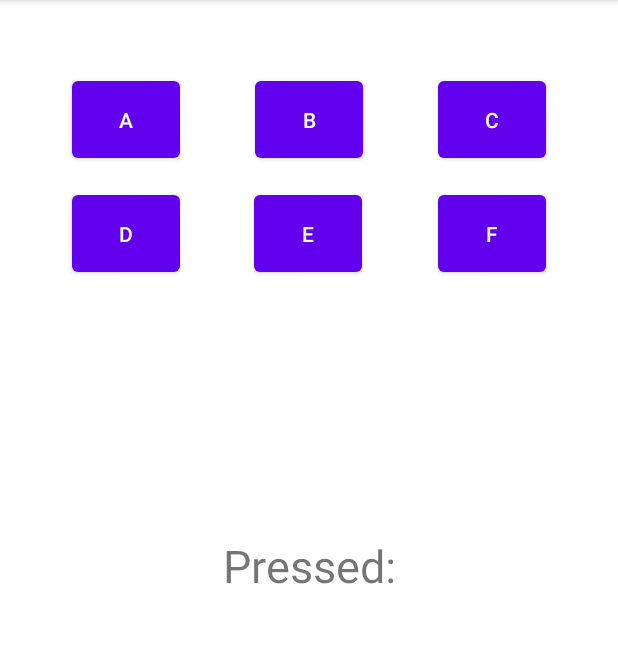
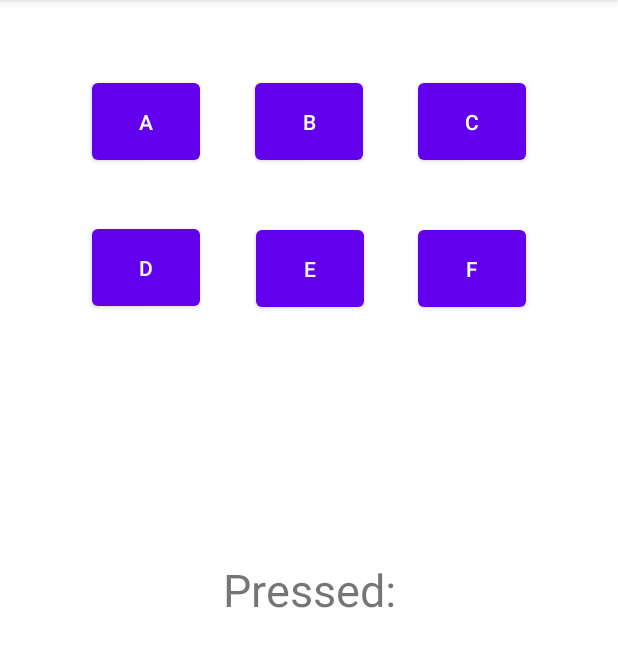
Before and after one commit to tobyatgithub/cs5520MobileAppDesign, an Android app: the Clicky screen opened directly, with no data from a screen before it, on a phone screen of 412 x 824 dp, the part 84-751 px from its top. Run offline under Robolectric (Android 15) with nearby library versions, the light colour scheme and no system bars.

Commit message:
fix constrain of button D to make it consistent with others. Fix constrains of DEF to avoid overlapping at landscape mode.

```diff
--- a/NUMAD2021Spring-FangyuanHuang/app/src/main/res/layout/activity_clicky.xml
+++ b/NUMAD2021Spring-FangyuanHuang/app/src/main/res/layout/activity_clicky.xml
@@ -9,68 +9,79 @@
         android:id="@+id/E"
         android:layout_width="72dp"
         android:layout_height="63dp"
-        android:layout_marginTop="124dp"
         android:onClick="ClickyClickE"
         android:text="E"
+        app:layout_constraintBottom_toBottomOf="parent"
         app:layout_constraintEnd_toEndOf="parent"
-        app:layout_constraintHorizontal_bias="0.498"
+        app:layout_constraintHorizontal_bias="0.501"
         app:layout_constraintStart_toStartOf="parent"
-        app:layout_constraintTop_toTopOf="parent" />
+        app:layout_constraintTop_toBottomOf="@+id/BtnB"
+        app:layout_constraintVertical_bias="0.059" />
 
     <Button
         android:id="@+id/BtnF"
         android:layout_width="72dp"
         android:layout_height="63dp"
-        android:layout_marginTop="124dp"
-        android:layout_marginEnd="48dp"
+        android:onClick="ClickyClickF"
         android:text="F"
-        android:onClick="ClickyClickF"
+        app:layout_constraintBottom_toBottomOf="parent"
         app:layout_constraintEnd_toEndOf="parent"
-        app:layout_constraintTop_toTopOf="parent" />
+        app:layout_constraintHorizontal_bias="0.82"
+        app:layout_constraintStart_toStartOf="parent"
+        app:layout_constraintTop_toBottomOf="@+id/BtnC"
+        app:layout_constraintVertical_bias="0.059" />
 
     <Button
         android:id="@+id/BtnD"
         android:layout_width="72dp"
         android:layout_height="63dp"
-        android:layout_marginStart="48dp"
-        android:layout_marginTop="124dp"
+        android:onClick="ClickyClickD"
         android:text="D"
-        android:onClick="ClickyClickD"
+        app:layout_constraintBottom_toBottomOf="parent"
+        app:layout_constraintEnd_toEndOf="parent"
+        app:layout_constraintHorizontal_bias="0.18"
         app:layout_constraintStart_toStartOf="parent"
-        app:layout_constraintTop_toTopOf="parent" />
+        app:layout_constraintTop_toBottomOf="@+id/BtnA"
+        app:layout_constraintVertical_bias="0.057" />
 
     <Button
         android:id="@+id/BtnC"
         android:layout_width="72dp"
         android:layout_height="63dp"
-        android:layout_marginTop="48dp"
-        android:layout_marginEnd="48dp"
+        android:onClick="ClickyClickC"
         android:text="C"
-        android:onClick="ClickyClickC"
+        app:layout_constraintBottom_toBottomOf="parent"
         app:layout_constraintEnd_toEndOf="parent"
-        app:layout_constraintTop_toTopOf="parent" />
+        app:layout_constraintHorizontal_bias="0.82"
+        app:layout_constraintStart_toStartOf="parent"
+        app:layout_constraintTop_toTopOf="parent"
+        app:layout_constraintVertical_bias="0.07" />
 
     <Button
         android:id="@+id/BtnB"
         android:layout_width="72dp"
         android:layout_height="63dp"
-        android:layout_marginTop="48dp"
+        android:onClick="ClickyClickB"
         android:text="B"
-        android:onClick="ClickyClickB"
+        app:layout_constraintBottom_toBottomOf="parent"
         app:layout_constraintEnd_toEndOf="parent"
+        app:layout_constraintHorizontal_bias="0.5"
         app:layout_constraintStart_toStartOf="parent"
-        app:layout_constraintTop_toTopOf="parent" />
+        app:layout_constraintTop_toTopOf="parent"
+        app:layout_constraintVertical_bias="0.07" />
 
     <Button
         android:id="@+id/BtnA"
         android:layout_width="72dp"
         android:layout_height="63dp"
-        android:layout_marginStart="48dp"
-        android:layout_marginTop="48dp"
+        android:onClick="ClickyClickA"
         android:text="A"
-        android:onClick="ClickyClickA"
+        app:layout_constraintBottom_toBottomOf="parent"
+        app:layout_constraintEnd_toEndOf="parent"
+        app:layout_constraintHorizontal_bias="0.18"
         app:layout_constraintStart_toStartOf="parent"
-        app:layout_constraintTop_toTopOf="parent" />
+        app:layout_constraintTop_toTopOf="parent"
+        app:layout_constraintVertical_bias="0.07" />
 
     <TextView
         android:id="@+id/ClickyText"
--- a/NUMAD2021Spring-FangyuanHuang/app/src/main/res/layout/activity_main.xml
+++ b/NUMAD2021Spring-FangyuanHuang/app/src/main/res/layout/activity_main.xml
@@ -10,24 +10,26 @@
         android:id="@+id/textView"
         android:layout_width="wrap_content"
         android:layout_height="wrap_content"
-        android:layout_marginTop="180dp"
         android:text="Hello World!"
         android:textSize="24sp"
+        app:layout_constraintBottom_toBottomOf="parent"
         app:layout_constraintEnd_toEndOf="parent"
         app:layout_constraintStart_toStartOf="parent"
-        app:layout_constraintTop_toTopOf="parent" />
+        app:layout_constraintTop_toTopOf="parent"
+        app:layout_constraintVertical_bias="0.2" />
 
     <Button
         android:id="@+id/about_button"
         android:layout_width="wrap_content"
         android:layout_height="wrap_content"
-        android:layout_marginTop="40dp"
         android:onClick="showAbout"
         android:text="@string/about_string"
+        app:layout_constraintBottom_toBottomOf="parent"
         app:layout_constraintEnd_toEndOf="parent"
-        app:layout_constraintHorizontal_bias="0.795"
+        app:layout_constraintHorizontal_bias="0.85"
         app:layout_constraintStart_toStartOf="parent"
-        app:layout_constraintTop_toTopOf="parent" />
+        app:layout_constraintTop_toTopOf="parent"
+        app:layout_constraintVertical_bias="0.05" />
 
     <Button
         android:id="@+id/button"
```
